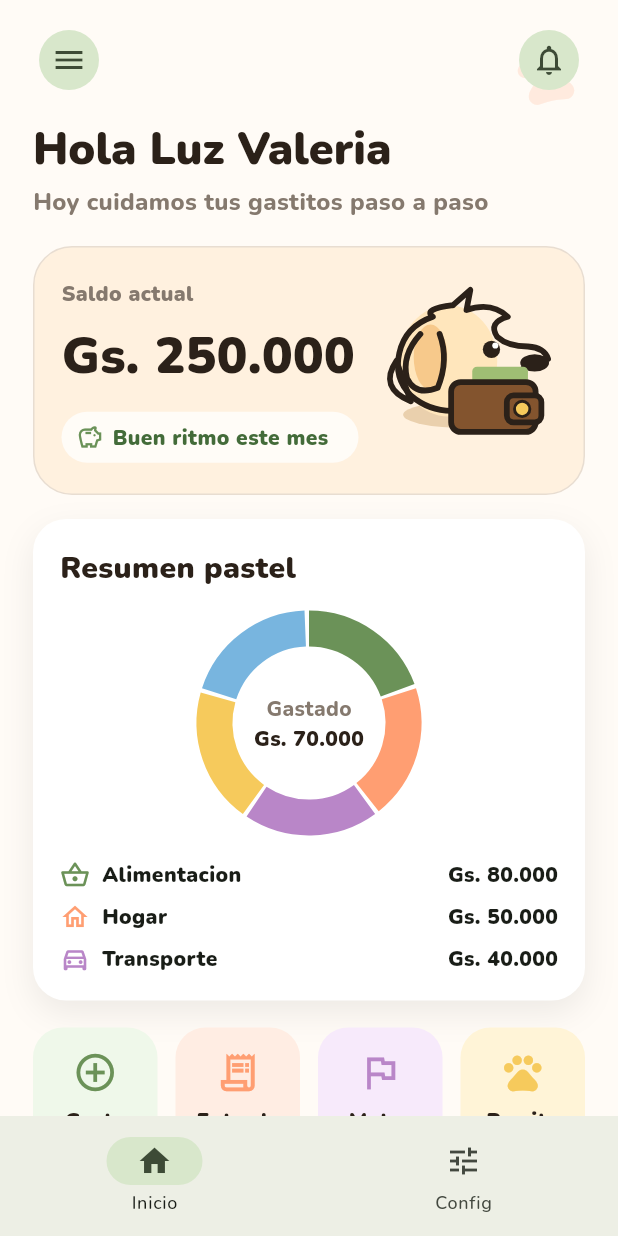
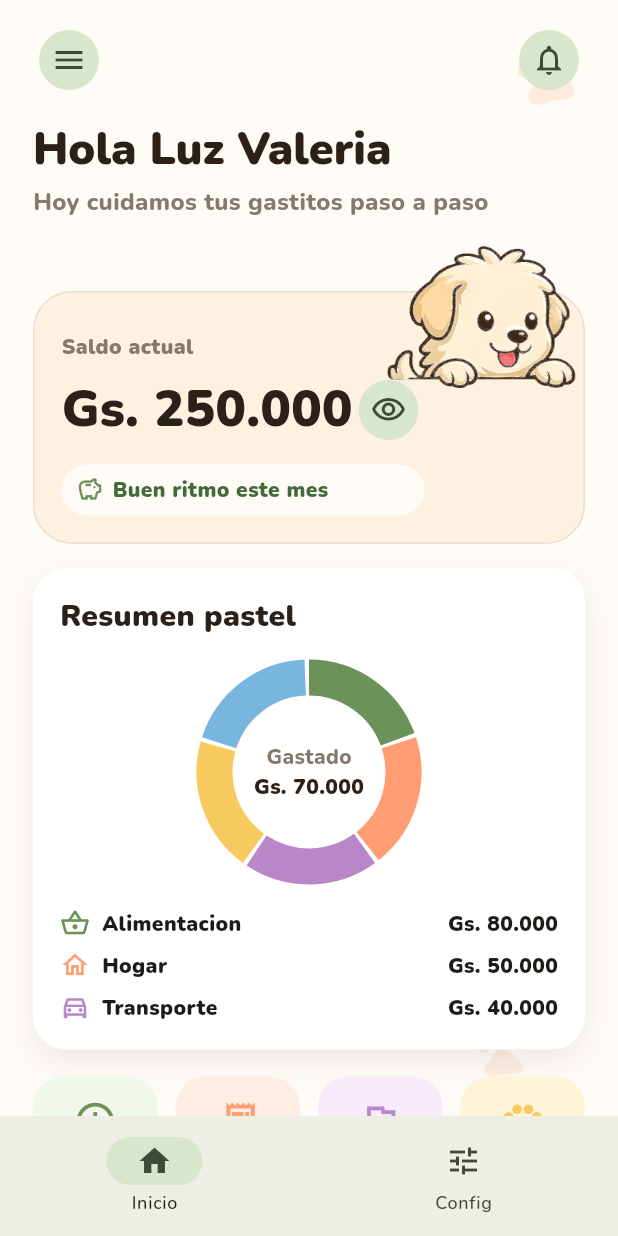
Before and after one commit to Super-Emilio-Molas/misgastitos, a Flutter app: the PantallaPrincipal screen opened directly with empty values, on a phone screen of 412 x 824 dp. Run offline on Flutter 3.47's test engine with Material 3 defaults, Android fonts, the phone set to English and light mode, and no system bars; our stand-ins replace google_fonts, local_auth, shared_preferences; accounts and stored records are empty.

Commit message:
Add balance privacy dog art

```diff
--- a/lib/pantallas/inicio/pantalla_inicio.dart
+++ b/lib/pantallas/inicio/pantalla_inicio.dart
@@ -4,7 +4,6 @@ import 'package:flutter/material.dart';
 
 import '../../componentes/formato_dinero.dart';
 import '../../componentes/fondo_huellitas.dart';
-import '../../componentes/perrito_dibujado.dart';
 import '../../componentes/tarjeta_suave.dart';
 import '../../datos/datos_financieros_prueba.dart';
 import '../../datos/usuario_prueba.dart';
@@ -12,7 +11,7 @@ import '../../modelos/categoria_gasto.dart';
 import '../../modelos/movimiento.dart';
 import '../../tema/colores_app.dart';
 
-class PantallaInicio extends StatelessWidget {
+class PantallaInicio extends StatefulWidget {
   const PantallaInicio({
     super.key,
     required this.movimientos,
@@ -25,6 +24,13 @@ class PantallaInicio extends StatelessWidget {
   final int gastos;
 
   int get saldo => entradas - gastos;
+
+  @override
+  State<PantallaInicio> createState() => _PantallaInicioState();
+}
+
+class _PantallaInicioState extends State<PantallaInicio> {
+  bool _saldoOculto = false;
 
   @override
   Widget build(BuildContext context) {
@@ -65,15 +71,25 @@ class PantallaInicio extends StatelessWidget {
                 Row(
                   crossAxisAlignment: CrossAxisAlignment.start,
                   children: [
-                    Expanded(child: _TarjetaSaldo(saldo: saldo)),
+                    Expanded(
+                      child: _TarjetaSaldo(
+                        saldo: widget.saldo,
+                        saldoOculto: _saldoOculto,
+                        alAlternarSaldo: _alternarSaldo,
+                      ),
+                    ),
                     const SizedBox(width: 16),
-                    Expanded(child: _TarjetaResumen(gastos: gastos)),
+                    Expanded(child: _TarjetaResumen(gastos: widget.gastos)),
                   ],
                 )
               else ...[
-                _TarjetaSaldo(saldo: saldo),
+                _TarjetaSaldo(
+                  saldo: widget.saldo,
+                  saldoOculto: _saldoOculto,
+                  alAlternarSaldo: _alternarSaldo,
+                ),
                 const SizedBox(height: 16),
-                _TarjetaResumen(gastos: gastos),
+                _TarjetaResumen(gastos: widget.gastos),
               ],
               const SizedBox(height: 18),
               _AccionesRapidas(ancho: ancho),
@@ -84,9 +100,13 @@ class PantallaInicio extends StatelessWidget {
                 padding: EdgeInsets.zero,
                 child: Column(
                   children: [
-                    for (var i = 0; i < movimientos.take(4).length; i++) ...[
-                      _FilaMovimiento(movimiento: movimientos[i]),
-                      if (i < movimientos.take(4).length - 1)
+                    for (
+                      var i = 0;
+                      i < widget.movimientos.take(4).length;
+                      i++
+                    ) ...[
+                      _FilaMovimiento(movimiento: widget.movimientos[i]),
+                      if (i < widget.movimientos.take(4).length - 1)
                         const Divider(
                           height: 1,
                           indent: 76,
@@ -101,6 +121,10 @@ class PantallaInicio extends StatelessWidget {
         },
       ),
     );
+  }
+
+  void _alternarSaldo() {
+    setState(() => _saldoOculto = !_saldoOculto);
   }
 }
 
@@ -128,14 +152,34 @@ class _BarraSuperior extends StatelessWidget {
 }
 
 class _TarjetaSaldo extends StatelessWidget {
-  const _TarjetaSaldo({required this.saldo});
+  const _TarjetaSaldo({
+    required this.saldo,
+    required this.saldoOculto,
+    required this.alAlternarSaldo,
+  });
 
   final int saldo;
+  final bool saldoOculto;
+  final VoidCallback alAlternarSaldo;
 
   @override
   Widget build(BuildContext context) {
-    return Container(
-      padding: const EdgeInsets.fromLTRB(18, 18, 14, 18),
+    return LayoutBuilder(
+      builder: (context, constraints) {
+        final compacto = constraints.maxWidth < 380;
+        final anchoPerrito = compacto ? 126.0 : 154.0;
+
+        return Stack(
+          clipBehavior: Clip.none,
+          children: [
+            Container(
+              margin: EdgeInsets.only(top: compacto ? 30 : 36),
+              padding: EdgeInsets.fromLTRB(
+                18,
+                compacto ? 26 : 30,
+                compacto ? 12 : 16,
+                18,
+              ),
               decoration: BoxDecoration(
                 color: ColoresApp.crema,
                 borderRadius: BorderRadius.circular(26),
@@ -155,17 +199,40 @@ class _TarjetaSaldo extends StatelessWidget {
                           ),
                         ),
                         const SizedBox(height: 8),
-                FittedBox(
+                        Row(
+                          children: [
+                            Expanded(
+                              child: FittedBox(
                                 fit: BoxFit.scaleDown,
                                 alignment: Alignment.centerLeft,
+                                child: AnimatedSwitcher(
+                                  duration: const Duration(milliseconds: 220),
                                   child: Text(
-                    formatoGuaranies(saldo),
+                                    saldoOculto
+                                        ? 'Gs. ******'
+                                        : formatoGuaranies(saldo),
+                                    key: ValueKey(saldoOculto),
                                     style: const TextStyle(
                                       color: ColoresApp.tinta,
                                       fontSize: 34,
                                       fontWeight: FontWeight.w900,
                                     ),
                                   ),
+                                ),
+                              ),
+                            ),
+                            IconButton.filledTonal(
+                              tooltip: saldoOculto
+                                  ? 'Mostrar saldo'
+                                  : 'Ocultar saldo',
+                              onPressed: alAlternarSaldo,
+                              icon: Icon(
+                                saldoOculto
+                                    ? Icons.visibility_off_outlined
+                                    : Icons.visibility_outlined,
+                              ),
+                            ),
+                          ],
                         ),
                         const SizedBox(height: 12),
                         Container(
@@ -202,10 +269,31 @@ class _TarjetaSaldo extends StatelessWidget {
                       ],
                     ),
                   ),
-          const SizedBox(width: 8),
-          const PerritoDibujado(tamano: 128),
+                  SizedBox(width: compacto ? 94 : 112),
                 ],
               ),
+            ),
+            Positioned(
+              top: 0,
+              right: compacto ? 6 : 12,
+              child: IgnorePointer(
+                child: AnimatedSwitcher(
+                  duration: const Duration(milliseconds: 220),
+                  child: Image.asset(
+                    saldoOculto
+                        ? 'images/perrito_tapando_los_ojos_sobre_panel_saldo_actual.png'
+                        : 'images/perrito_sobre_panel_saldo_actual.png',
+                    key: ValueKey(saldoOculto),
+                    width: anchoPerrito,
+                    fit: BoxFit.contain,
+                    filterQuality: FilterQuality.medium,
+                  ),
+                ),
+              ),
+            ),
+          ],
+        );
+      },
     );
   }
 }
--- a/pubspec.yaml
+++ b/pubspec.yaml
@@ -64,6 +64,8 @@ flutter:
   assets:
     - images/logo_app.jpeg
     - images/logo_aplicacion_caja_de_aplicaciones.jpeg
+    - images/perrito_sobre_panel_saldo_actual.png
+    - images/perrito_tapando_los_ojos_sobre_panel_saldo_actual.png
 
   # An image asset can refer to one or more resolution-specific "variants", see
   # https://flutter.dev/to/resolution-aware-images
```
Also changed, not shown: images/perrito_sobre_panel_saldo_actual.jpeg (added), images/perrito_sobre_panel_saldo_actual.png (added), images/perrito_tapando_los_ojos_sobre_panel_saldo_actual.jpeg (added), images/perrito_tapando_los_ojos_sobre_panel_saldo_actual.png (added), 1 other file. Lines whose indentation alone changed are shown as unchanged.
